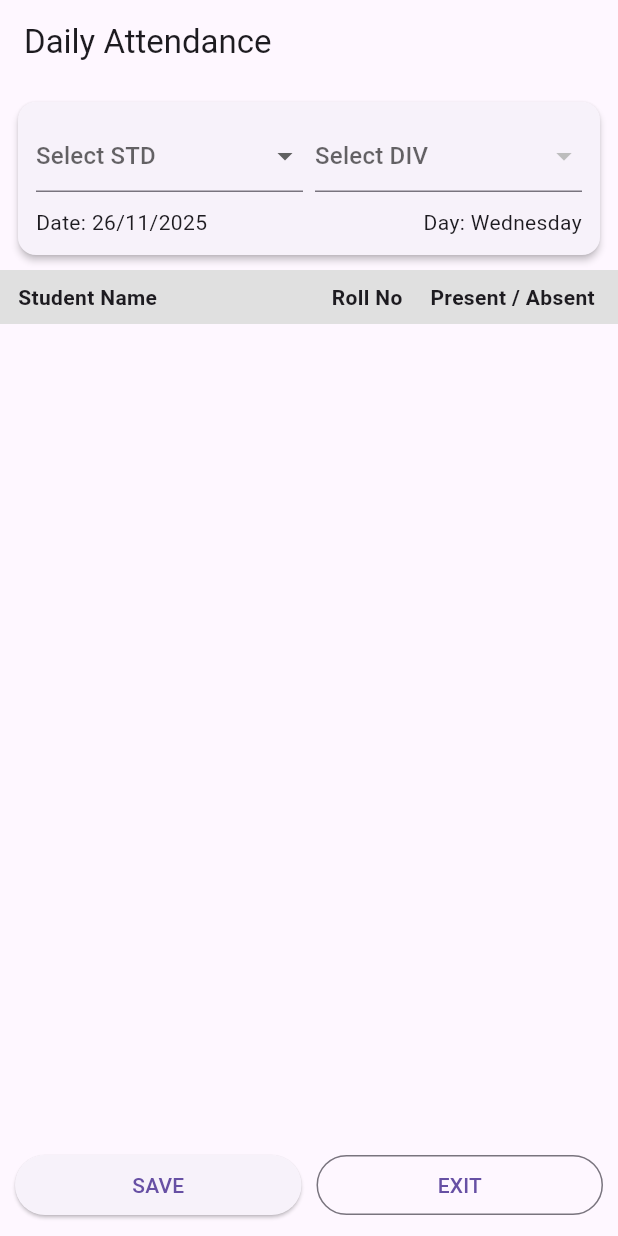
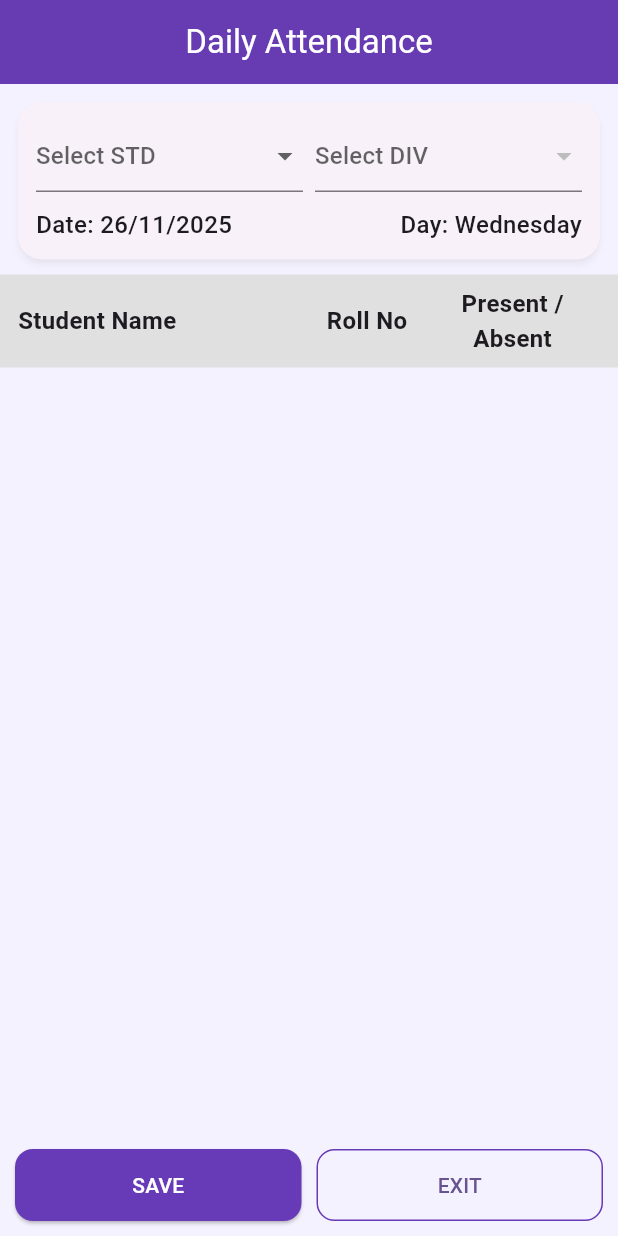
Before and after one commit to vidyakunj/vidyakunj-full-ready, a Flutter app: the screen it shows after launch, on a phone screen of 412 x 824 dp. Run offline on Flutter 3.47's test engine with Material 3 defaults, Android fonts, the phone set to English and light mode, and no system bars; our stand-ins replace csv, file_picker.

Commit message:
Update main.dart

```diff
--- a/lib/main.dart
+++ b/lib/main.dart
@@ -12,8 +12,59 @@ class MyApp extends StatelessWidget {
   Widget build(BuildContext context) {
     return MaterialApp(
       title: 'Vidyakunj Attendance',
-      theme: ThemeData(primarySwatch: Colors.blue),
-      home: const NewAttendanceScreen(),  // ⬅ directly open new screen
+
+      theme: ThemeData(
+        useMaterial3: true,
+
+        colorScheme: ColorScheme.fromSeed(
+          seedColor: Colors.deepPurple,
+          brightness: Brightness.light,
+        ),
+
+        scaffoldBackgroundColor: const Color(0xFFF5F2FF),
+
+        textTheme: const TextTheme(
+          bodyMedium: TextStyle(fontSize: 16, fontWeight: FontWeight.w500),
+        ),
+
+        appBarTheme: const AppBarTheme(
+          backgroundColor: Colors.deepPurple,
+          foregroundColor: Colors.white,
+          centerTitle: true,
+          elevation: 4,
+        ),
+
+        cardTheme: CardTheme(
+          elevation: 4,
+          shadowColor: Colors.black26,
+          shape: RoundedRectangleBorder(
+            borderRadius: BorderRadius.circular(16),
+          ),
+        ),
+
+        elevatedButtonTheme: ElevatedButtonThemeData(
+          style: ElevatedButton.styleFrom(
+            backgroundColor: Colors.deepPurple,
+            foregroundColor: Colors.white,
+            padding: const EdgeInsets.symmetric(vertical: 14),
+            shape: RoundedRectangleBorder(
+              borderRadius: BorderRadius.circular(12),
+            ),
+          ),
+        ),
+
+        outlinedButtonTheme: OutlinedButtonThemeData(
+          style: OutlinedButton.styleFrom(
+            padding: const EdgeInsets.symmetric(vertical: 14),
+            side: const BorderSide(color: Colors.deepPurple),
+            shape: RoundedRectangleBorder(
+              borderRadius: BorderRadius.circular(12),
+            ),
+          ),
+        ),
+      ),
+
+      home: const NewAttendanceScreen(),
       debugShowCheckedModeBanner: false,
     );
   }
```
